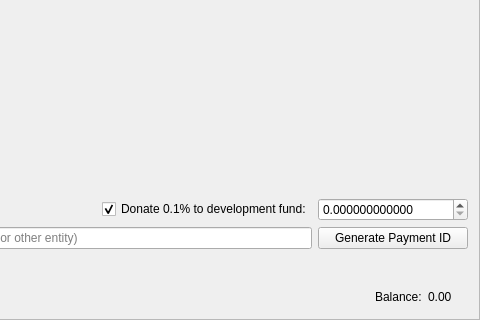
Old version of the form src/gui/ui/sendframe.ui in the repository cryptonotefoundation/cryptonotewallet; both pictures show x 386 to 866 and y 270 to 590 of the 866 by 590 pixel window.
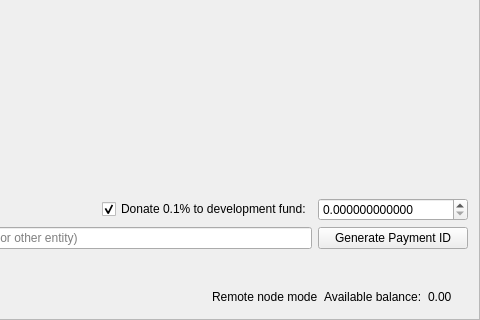
New version of the form. Icons and pictures are not drawn.

Commit message: Remote node mode message and donation fix

```diff
--- a/src/gui/ui/sendframe.ui
+++ b/src/gui/ui/sendframe.ui
@@ -334,10 +334,26 @@
        </property>
       </spacer>
      </item>
+     <item>
+      <widget class="QLabel" name="m_remote_label">
+       <property name="font">
+        <font>
+         <weight>50</weight>
+         <bold>false</bold>
+        </font>
+       </property>
+       <property name="toolTip">
+        <string>Wallet is connected through remote node. Additional 0.25% fee will be applied.</string>
+       </property>
+       <property name="text">
+        <string>Remote node mode</string>
+       </property>
+      </widget>
+     </item>
      <item>
       <widget class="QLabel" name="label_4">
        <property name="text">
-        <string>Balance:</string>
+        <string>Available balance:</string>
        </property>
       </widget>
      </item>
```
Left out of the diff: 3 changed lines with no effect on the pictures. The commit also changes 11 other files.
